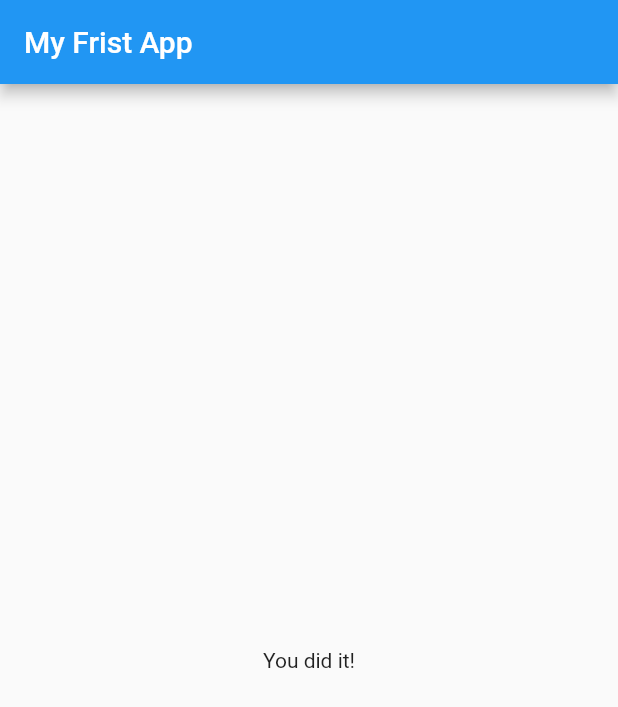
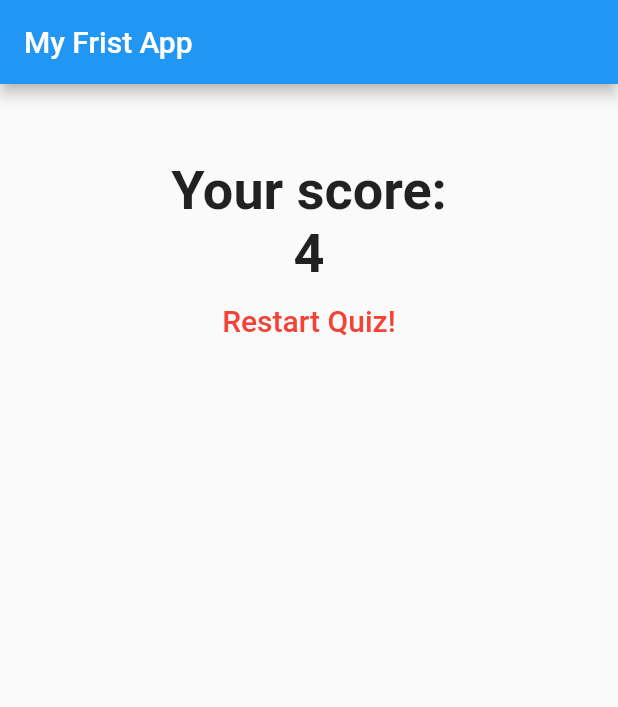
Before and after one commit to Kurczaak/Dart-Flutter-Projects, a Flutter app: the screen it shows after launch, after a tap on "Chicken", after a tap on "Green", after a tap on "Lasagna", on a phone screen of 412 x 824 dp. Shown: the top 707 px of the screen. Run offline on Flutter 3.47's test engine with Material 2 defaults, Android fonts, the phone set to English and light mode, and no system bars.

Commit message:
Not really useful, but fully working app. Everything done.

```diff
--- a/lib/main.dart
+++ b/lib/main.dart
@@ -13,24 +13,50 @@ class MyApp extends StatefulWidget {
 
 class _MyAppState extends State<MyApp> {
   var _index = 0;
+  var totalScore = 0;
   static const questions = [
     {
       'questionText': 'What\'s your favourite animal?',
-      'answers': ['Chicken', 'Dog', 'Cat', 'Snake']
+      'answers': [
+        {'text': 'Chicken', 'score': 0},
+        {'text': 'Dog', 'score': 2},
+        {'text': 'Cat', 'score': 4},
+        {'text': 'Snake', 'score': 8}
+      ]
     },
     {
       'questionText': 'What\'s your favourite color?',
-      'answers': ['Red', 'Green', 'Blue', 'White']
+      'answers': [
+        {'text': 'Red', 'score': 8},
+        {'text': 'Green', 'score': 2},
+        {'text': 'Blue', 'score': 4},
+        {'text': 'White', 'score': 0}
+      ]
     },
     {
       'questionText': 'What\'s your favourite food?',
-      'answers': ['Pizza', 'Pork chop', 'Lasagna', 'Spaghetti']
+      'answers': [
+        {'text': 'Pizza', 'score': 0},
+        {'text': 'Pork chop', 'score': 8},
+        {'text': 'Lasagna', 'score': 2},
+        {'text': 'Spaghetti', 'score': 4}
+      ]
     }
   ];
 
-  void _answerQuestion() {
-    print(_index);
-    setState(() => _index++);
+  void _answerQuestion(int score) {
+    setState(() {
+      _index++;
+      totalScore += score;
+    });
+  }
+
+  void _resetQuiz()
+  {
+    setState(() {
+      _index = 0;
+      totalScore = 0;
+    });
   }
 
   @override
@@ -41,8 +67,11 @@ class _MyAppState extends State<MyApp> {
           title: Text("My Frist App"),
         ),
         body: _index < questions.length
-            ? Quiz(questions: questions, handleAnswer: _answerQuestion, index:_index)
-            : Result(),
+            ? Quiz(
+                questions: questions,
+                handleAnswer: _answerQuestion,
+                index: _index)
+            : Result(totalScore, _resetQuiz),
       ),
     );
   }
--- a/lib/quiz.dart
+++ b/lib/quiz.dart
@@ -3,11 +3,15 @@ import './question.dart';
 import './answer.dart';
 
 class Quiz extends StatelessWidget {
-  final questions;
-  final index;
-  Function handleAnswer;
+  final List<Map<String, Object>>questions;
+  final int index;
+  final Function handleAnswer;
 
-  Quiz({@required this.questions, @required this.index, @required this.handleAnswer});
+  Quiz({
+    @required this.questions,
+    @required this.index,
+    @required this.handleAnswer
+  });
 
   @override
   Widget build(BuildContext context) {
@@ -15,8 +19,9 @@ class Quiz extends StatelessWidget {
       Question(
         questions[index]['questionText'],
       ),
-      ...(questions[index]['answers'] as List<String>)
-          .map((answer) => Answer(answer, handleAnswer))
+      ...(questions[index]['answers'] as List<Map<String, Object>>)
+          .map((answer) => Answer(answer['text'],
+          () => handleAnswer(answer['score'])))
           .toList(),
     ]);
   }
--- a/lib/result.dart
+++ b/lib/result.dart
@@ -1,10 +1,33 @@
 import 'package:flutter/material.dart';
 
 class Result extends StatelessWidget {
+  String score;
+  final Function resetHandler;
+
+  Result(int score, this.resetHandler) {
+    this.score = score.toString();
+  }
+
   @override
   Widget build(BuildContext context) {
     return Center(
-      child: Text("You did it!"),
+      child: Column(children: [
+        Padding(padding: EdgeInsets.fromLTRB(0, 50, 0, 0)),
+        Text(
+            "Your score:",
+            style: TextStyle(fontSize: 36, fontWeight: FontWeight.bold)),
+        Text(
+            score,
+            style: TextStyle(fontSize: 36, fontWeight: FontWeight.bold)),
+        FlatButton(
+          child: Text(
+              "Restart Quiz!",
+          style: TextStyle(fontSize: 20)),
+          onPressed: resetHandler,
+          textColor: Colors.red,
+
+        )
+      ]),
     );
   }
 }
```
